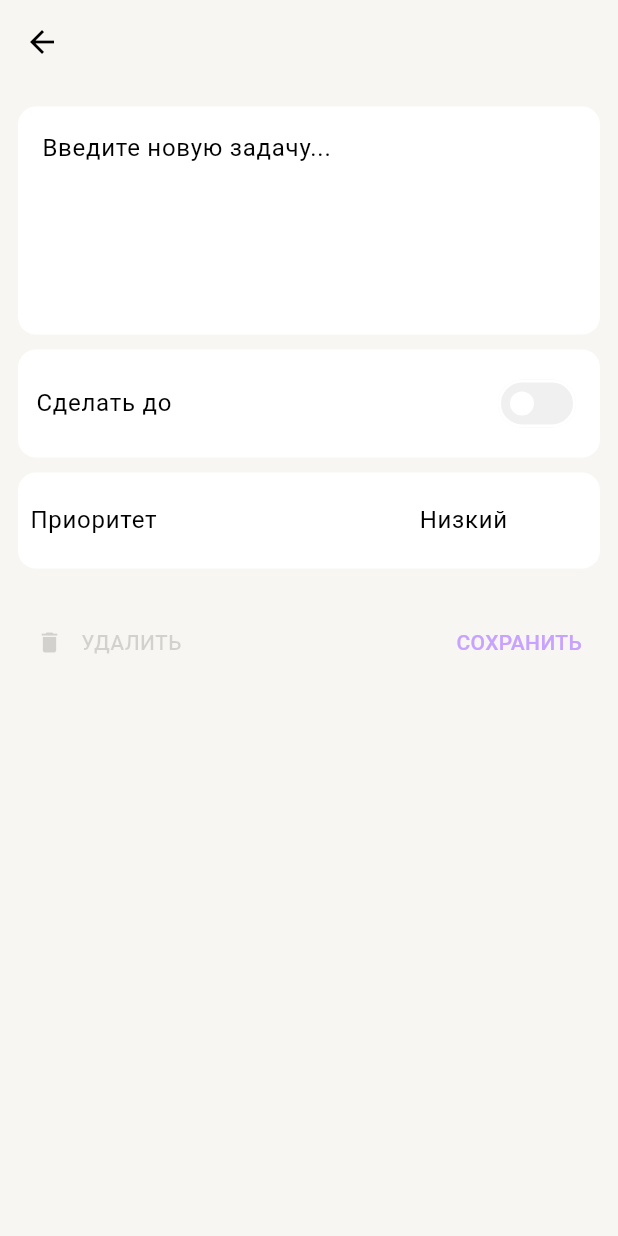
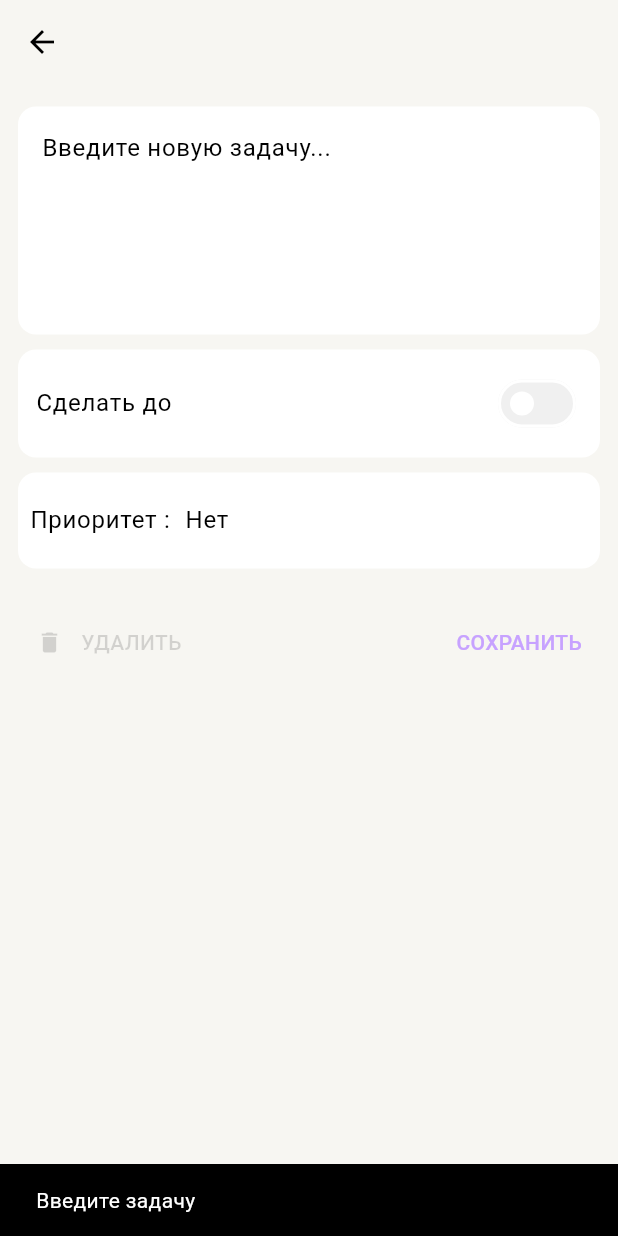
Before and after one commit to PumpkinJuce/todo_list, a Flutter app: the NewTaskPage screen opened directly, after a tap on "СОХРАНИТЬ", on a phone screen of 412 x 824 dp. Run offline on Flutter 3.47's test engine with Material 3 defaults, Android fonts, the phone set to English and light mode, and no system bars; our stand-ins replace equatable, flutter_bloc, freezed_annotation, logger, rxdart.

Commit message:
HW-1: Update UI

```diff
--- a/todo_list/lib/main_page/presentation/main_page.dart
+++ b/todo_list/lib/main_page/presentation/main_page.dart
@@ -63,6 +63,10 @@ class MainPage extends StatelessWidget {
                   );
                 },
               ),
+              if (tasks.isEmpty)
+                const SliverToBoxAdapter(
+                  child: _AddNewTaskButton(),
+                ),
             ],
           ),
         );
--- a/todo_list/lib/new_task_page/presentation/new_task_page.dart
+++ b/todo_list/lib/new_task_page/presentation/new_task_page.dart
@@ -102,7 +102,11 @@ class _SaveButton extends StatelessWidget {
   final TaskModel? task;
   final TextEditingController controller;
 
-  void _onSave(NewTaskPageState state, BuildContext context) {
+  bool isValid() {
+    return controller.text.trim().isNotEmpty;
+  }
+
+  void _updateOrSaveTask(NewTaskPageState state, BuildContext context) {
     final bloc = context.read<TodosBloc>();
     final task = this.task;
     if (task != null) {
@@ -124,6 +128,17 @@ class _SaveButton extends StatelessWidget {
         )),
       );
     }
+  }
+
+  void _onSave(NewTaskPageState state, BuildContext context) {
+    if (!isValid()) {
+      ScaffoldMessenger.of(context).showSnackBar(const SnackBar(
+        content: Text('Введите задачу'),
+      ));
+      return;
+    }
+
+    _updateOrSaveTask(state, context);
     AppRouter.of(context).pop();
   }
 
--- a/todo_list/lib/new_task_page/presentation/widgets/priority_widget.dart
+++ b/todo_list/lib/new_task_page/presentation/widgets/priority_widget.dart
@@ -16,12 +16,12 @@ class PriorityWidget extends StatelessWidget {
       return DecoratedContainer(
         width: MediaQuery.sizeOf(context).width,
         child: Row(
-          mainAxisAlignment: MainAxisAlignment.spaceBetween,
           children: [
             Text(
-              'Приоритет',
+              'Приоритет :',
               style: Theme.of(context).textTheme.bodyLarge,
             ),
+            const SizedBox(width: 10),
             const _DropDownButton(),
           ],
         ),
@@ -32,7 +32,7 @@ class PriorityWidget extends StatelessWidget {
 
 extension PriorityLevelExtension on PriorityLevel {
   String get title => switch (this) {
-        PriorityLevel.low => 'Низкий',
+        PriorityLevel.low => 'Нет',
         PriorityLevel.medium => 'Средний',
         PriorityLevel.heigh => 'Высокий',
       };
@@ -46,18 +46,22 @@ class _DropDownButton extends StatelessWidget {
     return BlocBuilder<NewTaskPageBloc, NewTaskPageState>(
         builder: (context, state) {
       final textTheme = Theme.of(context).textTheme;
+
       return DropdownButton(
         items: PriorityLevel.values.map((PriorityLevel priority) {
           return DropdownMenuItem<PriorityLevel>(
             value: priority,
             child: Row(
+              mainAxisAlignment: MainAxisAlignment.start,
               children: [
                 Text(
                   priority.title,
                   style: textTheme.bodyLarge,
                 ),
-                const SizedBox(width: 12),
-                PriorityIndicator(priority),
+                Padding(
+                  padding: const EdgeInsets.only(left: 12),
+                  child: PriorityIndicator(priority),
+                ),
               ],
             ),
           );
```
